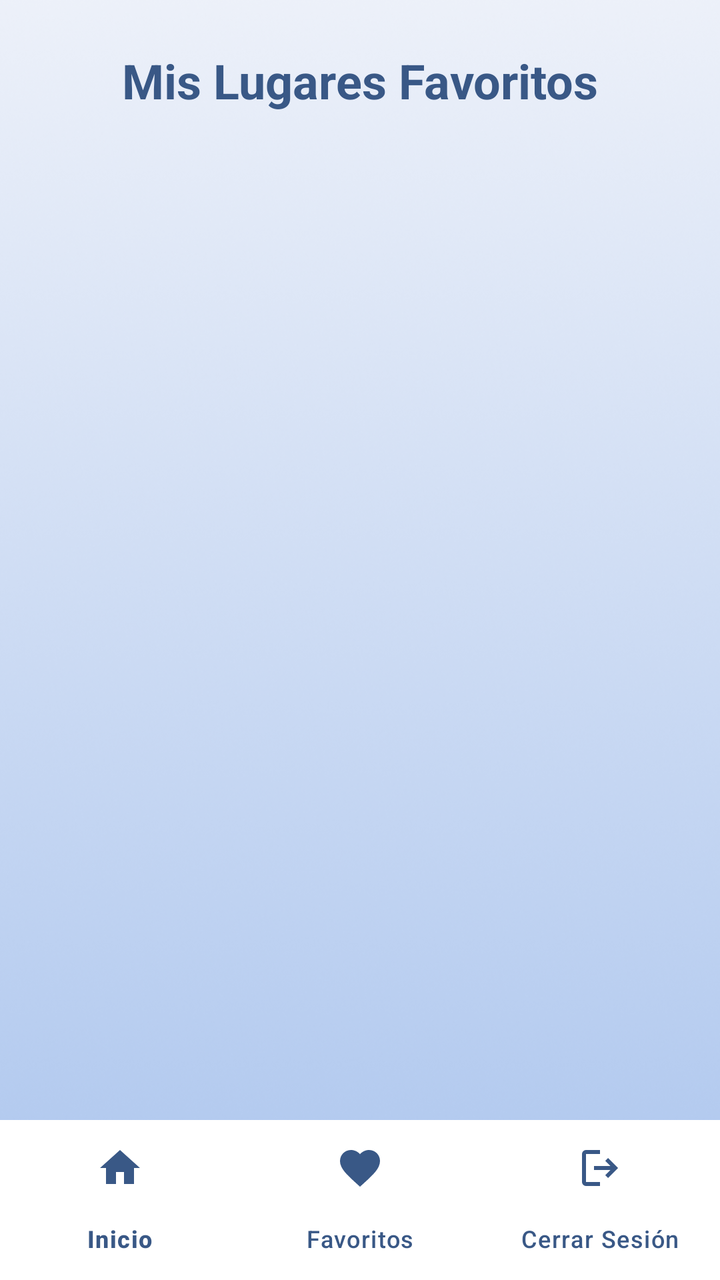
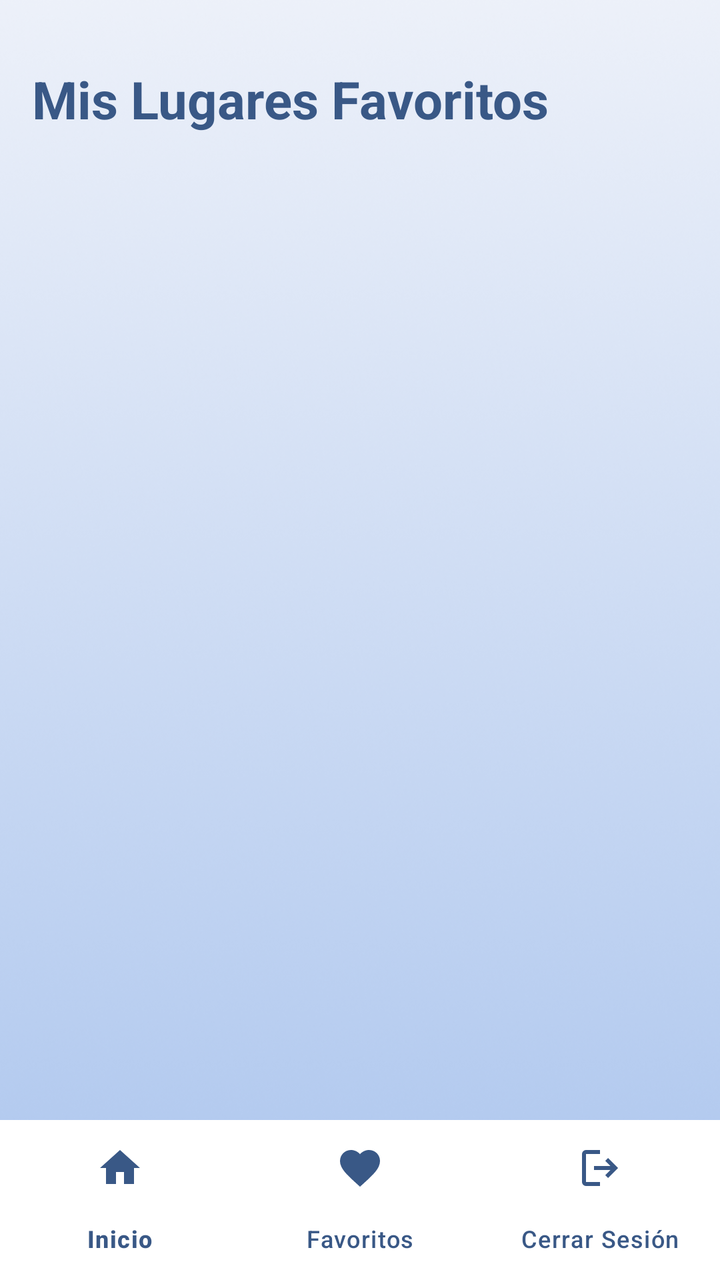

The first picture is an Android layout as it rendered before a commit; the second is the same layout after the commit. The layout source and the unified diff follow.
<!-- AndroidManifest.xml: application theme Theme.EP2_ -->
<!-- res/layout/activity_favoritos.xml -->
<?xml version="1.0" encoding="utf-8"?>
<androidx.constraintlayout.widget.ConstraintLayout xmlns:android="http://schemas.android.com/apk/res/android"
    xmlns:app="http://schemas.android.com/apk/res-auto"
    xmlns:tools="http://schemas.android.com/tools"
    android:id="@+id/main"
    android:layout_width="match_parent"
    android:layout_height="match_parent"
    tools:context=".FavoritosActivity">

    <ImageView
        android:id="@+id/imgFondoFavoritos"
        android:layout_width="0dp"
        android:layout_height="0dp"
        android:scaleType="centerCrop"
        android:src="@drawable/registrar"
        app:layout_constraintBottom_toTopOf="@id/bottomNavigation"
        app:layout_constraintEnd_toEndOf="parent"
        app:layout_constraintStart_toStartOf="parent"
        app:layout_constraintTop_toTopOf="parent" />

    <TextView
        android:id="@+id/tvTituloFavoritos"
        android:layout_width="wrap_content"
        android:layout_height="wrap_content"
        android:layout_marginTop="24dp"
        android:text="Mis Lugares Favoritos"
        android:textColor="#395886"
        android:textSize="24sp"
        android:textStyle="bold"
        app:layout_constraintEnd_toEndOf="parent"
        app:layout_constraintStart_toStartOf="parent"
        app:layout_constraintTop_toTopOf="parent" />

    <androidx.recyclerview.widget.RecyclerView
        android:id="@+id/rvFavoritos"
        android:layout_width="0dp"
        android:layout_height="0dp"
        android:layout_marginTop="12dp"
        app:layout_constraintBottom_toTopOf="@id/bottomNavigation"
        app:layout_constraintEnd_toEndOf="parent"
        app:layout_constraintStart_toStartOf="parent"
        app:layout_constraintTop_toBottomOf="@id/tvTituloFavoritos" />

    <TextView
        android:id="@+id/tvSinFavoritos"
        android:layout_width="0dp"
        android:layout_height="wrap_content"
        android:layout_marginHorizontal="32dp"
        android:gravity="center"
        android:text="Aún no tienes lugares guardados en favoritos."
        android:textColor="#395886"
        android:textSize="16sp"
        android:textStyle="bold"
        android:visibility="gone"
        app:layout_constraintBottom_toBottomOf="@id/rvFavoritos"
        app:layout_constraintEnd_toEndOf="parent"
        app:layout_constraintStart_toStartOf="parent"
        app:layout_constraintTop_toTopOf="@id/rvFavoritos" />

    <com.google.android.material.bottomnavigation.BottomNavigationView
        android:id="@+id/bottomNavigation"
        android:layout_width="0dp"
        android:layout_height="wrap_content"
        android:background="@color/white"
        app:itemIconTint="#395886"
        app:itemTextColor="#395886"
        app:labelVisibilityMode="labeled"
        app:layout_constraintBottom_toBottomOf="parent"
        app:layout_constraintEnd_toEndOf="parent"
        app:layout_constraintStart_toStartOf="parent"
        app:menu="@menu/menu_bottom" />

</androidx.constraintlayout.widget.ConstraintLayout>
<!-- resources referenced by this layout -->
<resources>
  <color name="white">#FFFFFFFF</color>
  <!-- drawable registrar: png bitmap (drawable, 187763 bytes) -->
  <style name="Theme.EP2_" parent="Base.Theme.EP2_" />
  <style name="Base.Theme.EP2_" parent="Theme.Material3.DayNight.NoActionBar">
          
          
      </style>
</resources>

<!-- the commit's change to res/layout/activity_favoritos.xml (unified diff, before → after) -->
@@ -5,6 +5,7 @@
     android:id="@+id/main"
     android:layout_width="match_parent"
     android:layout_height="match_parent"
+    android:background="@color/white"
     tools:context=".FavoritosActivity">
 
     <ImageView
@@ -18,44 +19,58 @@
         app:layout_constraintStart_toStartOf="parent"
         app:layout_constraintTop_toTopOf="parent" />
 
-    <TextView
-        android:id="@+id/tvTituloFavoritos"
-        android:layout_width="wrap_content"
-        android:layout_height="wrap_content"
-        android:layout_marginTop="24dp"
-        android:text="Mis Lugares Favoritos"
-        android:textColor="#395886"
-        android:textSize="24sp"
-        android:textStyle="bold"
-        app:layout_constraintEnd_toEndOf="parent"
-        app:layout_constraintStart_toStartOf="parent"
-        app:layout_constraintTop_toTopOf="parent" />
-
-    <androidx.recyclerview.widget.RecyclerView
-        android:id="@+id/rvFavoritos"
+    <ScrollView
+        android:id="@+id/scrollFavoritos"
         android:layout_width="0dp"
         android:layout_height="0dp"
-        android:layout_marginTop="12dp"
+        android:fillViewport="true"
+        android:scrollbars="none"
         app:layout_constraintBottom_toTopOf="@id/bottomNavigation"
         app:layout_constraintEnd_toEndOf="parent"
         app:layout_constraintStart_toStartOf="parent"
-        app:layout_constraintTop_toBottomOf="@id/tvTituloFavoritos" />
+        app:layout_constraintTop_toTopOf="parent">
 
-    <TextView
-        android:id="@+id/tvSinFavoritos"
-        android:layout_width="0dp"
-        android:layout_height="wrap_content"
-        android:layout_marginHorizontal="32dp"
-        android:gravity="center"
-        android:text="Aún no tienes lugares guardados en favoritos."
-        android:textColor="#395886"
-        android:textSize="16sp"
-        android:textStyle="bold"
-        android:visibility="gone"
-        app:layout_constraintBottom_toBottomOf="@id/rvFavoritos"
-        app:layout_constraintEnd_toEndOf="parent"
-        app:layout_constraintStart_toStartOf="parent"
-        app:layout_constraintTop_toTopOf="@id/rvFavoritos" />
+        <LinearLayout
+            android:layout_width="match_parent"
+            android:layout_height="wrap_content"
+            android:orientation="vertical"
+            android:paddingStart="16dp"
+            android:paddingTop="32dp"
+            android:paddingEnd="16dp"
+            android:paddingBottom="16dp">
+
+            <TextView
+                android:id="@+id/tvTituloFavoritos"
+                android:layout_width="match_parent"
+                android:layout_height="wrap_content"
+                android:text="Mis Lugares Favoritos"
+                android:textColor="#395886"
+                android:textSize="26sp"
+                android:textStyle="bold" />
+
+            <TextView
+                android:id="@+id/tvEstado"
+                android:layout_width="match_parent"
+                android:layout_height="wrap_content"
+                android:layout_marginTop="12dp"
+                android:text="No tienes ningún lugar guardado en favoritos :("
+                android:textColor="#395886"
+                android:textSize="15sp"
+                android:textStyle="bold"
+                android:visibility="gone" />
+
+            <GridLayout
+                android:id="@+id/gridFavoritos"
+                android:layout_width="match_parent"
+                android:layout_height="wrap_content"
+                android:layout_marginTop="16dp"
+                android:alignmentMode="alignMargins"
+                android:columnCount="2"
+                android:useDefaultMargins="false" />
+
+        </LinearLayout>
+
+    </ScrollView>
 
     <com.google.android.material.bottomnavigation.BottomNavigationView
         android:id="@+id/bottomNavigation"
